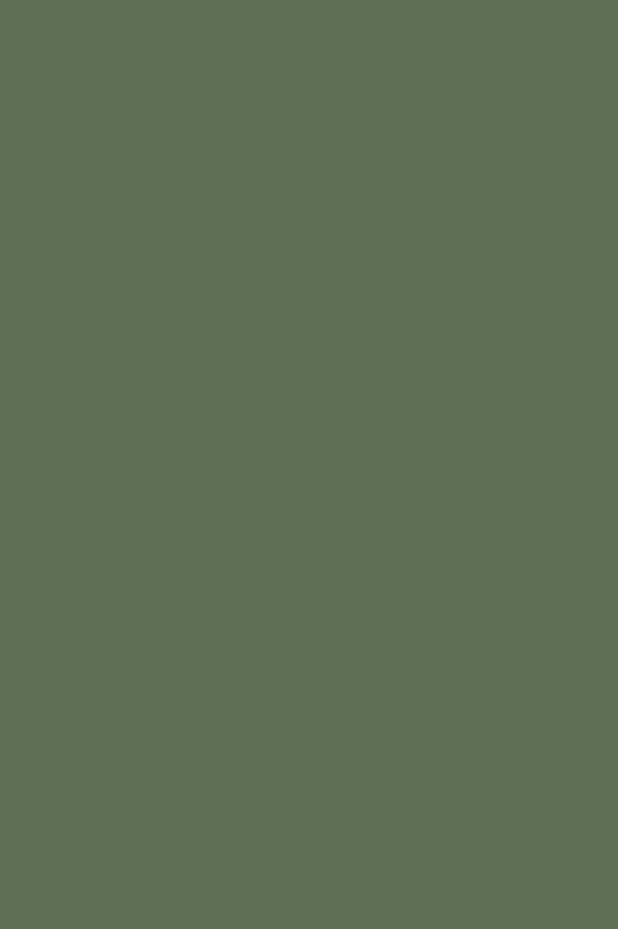
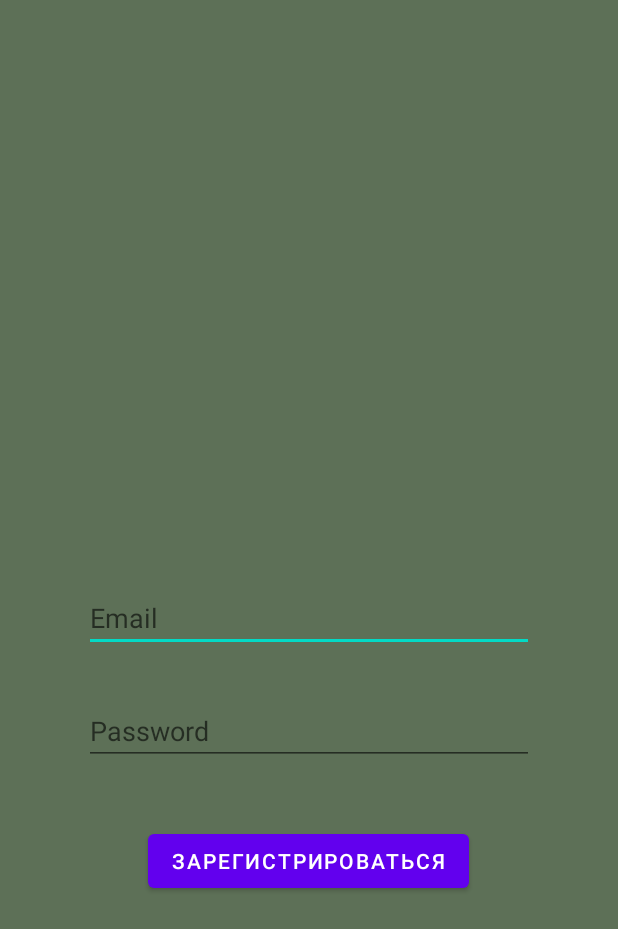
Before and after one commit to lidocaineoff/tp4, an Android app: the Registracia_3 screen opened directly, with no data from a screen before it, on a phone screen of 412 x 824 dp. Before the commit the part shown is empty. Shown: the top 929 px of the screen. Run offline under Robolectric (Android 15) with nearby library versions, the light colour scheme and no system bars; our stand-ins replace Firebase (no records; nobody signed in at launch, a user with empty details on screens opened directly).

Commit message:
registration &   authorization

```diff
--- a/app/src/main/java/com/example/timelime/MainActivity.java
+++ b/app/src/main/java/com/example/timelime/MainActivity.java
@@ -20,7 +20,7 @@ public class MainActivity extends AppCompatActivity {
         new Handler().postDelayed(new Runnable() {
             @Override
             public void run() {
-                Intent i = new Intent(MainActivity.this, Home_4.class);
+                Intent i = new Intent(MainActivity.this, Avtorizacia_2 .class);
                 startActivity(i);
                 finish();
             }
--- a/app/src/main/java/com/example/timelime/Registracia_3.java
+++ b/app/src/main/java/com/example/timelime/Registracia_3.java
@@ -1,14 +1,55 @@
 package com.example.timelime;
 
+import androidx.annotation.NonNull;
 import androidx.appcompat.app.AppCompatActivity;
 
+import android.content.Intent;
 import android.os.Bundle;
+import android.view.View;
+import android.widget.Button;
+import android.widget.EditText;
+import android.widget.Toast;
+
+import com.google.android.gms.tasks.OnCompleteListener;
+import com.google.android.gms.tasks.Task;
+import com.google.firebase.auth.AuthResult;
+import com.google.firebase.auth.FirebaseAuth;
 
 public class Registracia_3 extends AppCompatActivity {
+    private EditText email_registr;
+    private EditText password_registr;
+    private Button btn_registr;
+    private FirebaseAuth mAuth;
 
     @Override
     protected void onCreate(Bundle savedInstanceState) {
         super.onCreate(savedInstanceState);
         setContentView(R.layout.activity_registracia3);
+        mAuth=FirebaseAuth.getInstance();
+        email_registr=findViewById(R.id.email_registr);
+        password_registr =findViewById(R.id.password_registr);
+        btn_registr=findViewById(R.id.btn_registr);
+
+
+        btn_registr.setOnClickListener(new View.OnClickListener() {
+            @Override
+            public void onClick(View view) {
+                if (email_registr.getText().toString().isEmpty() || password_registr.getText().toString().isEmpty()){
+                    Toast.makeText(Registracia_3.this, "Заполните все пустые поля", Toast.LENGTH_SHORT).show();
+                }else {
+                    mAuth.createUserWithEmailAndPassword(email_registr.getText().toString(),password_registr.getText().toString()).addOnCompleteListener(new OnCompleteListener<AuthResult>() {
+                        @Override
+                        public void onComplete(@NonNull Task<AuthResult> task) {
+                            if(task.isSuccessful()){
+                                Intent intent= new Intent(Registracia_3.this, MainActivity.class);
+                                startActivity(intent);
+                            }else {
+                                Toast.makeText(Registracia_3.this, "Ошибка", Toast.LENGTH_SHORT).show();
+                            }
+                        }
+                    });
+                }
+            }
+        });
     }
 }
--- /dev/null
+++ b/app/src/main/res/drawable/backtimer1.xml
@@ -0,0 +1,4 @@
+<?xml version="1.0" encoding="utf-8"?>
+<selector xmlns:android="http://schemas.android.com/apk/res/android">
+
+</selector>
--- a/app/src/main/res/layout/activity_registracia3.xml
+++ b/app/src/main/res/layout/activity_registracia3.xml
@@ -1,5 +1,5 @@
 <?xml version="1.0" encoding="utf-8"?>
-<androidx.constraintlayout.widget.ConstraintLayout xmlns:android="http://schemas.android.com/apk/res/android"
+<RelativeLayout xmlns:android="http://schemas.android.com/apk/res/android"
     xmlns:app="http://schemas.android.com/apk/res-auto"
     xmlns:tools="http://schemas.android.com/tools"
     android:layout_width="match_parent"
@@ -7,4 +7,35 @@
     android:background="@color/background"
     tools:context=".Registracia_3">
 
-</androidx.constraintlayout.widget.ConstraintLayout>
+    <EditText
+        android:layout_width="300dp"
+        android:layout_height="wrap_content"
+        android:hint="Email"
+        android:layout_centerInParent="true"
+        android:id="@+id/email_registr"
+        />
+
+
+    <EditText
+        android:layout_width="300dp"
+        android:layout_height="wrap_content"
+        android:inputType="textPassword"
+        android:hint="Password"
+        android:layout_centerHorizontal="true"
+        android:id="@+id/password_registr"
+        android:layout_below="@id/email_registr"
+        android:layout_marginTop="30dp"
+        />
+
+
+    <Button
+        android:layout_width="wrap_content"
+        android:layout_height="wrap_content"
+        android:text="Зарегистрироваться"
+        android:layout_below="@id/password_registr"
+        android:layout_centerHorizontal="true"
+        android:layout_marginTop="40dp"
+        android:id="@+id/btn_registr"
+        />
+
+</RelativeLayout>
```
Also changed, not shown: app/build.gradle (+7 -0 lines), app/src/main/java/com/example/timelime/Avtorizacia_2.java (+50 -0 lines), app/src/main/res/layout/activity_avtorizacia2.xml (+44 -2 lines), app/src/main/res/layout/activity_timer6.xml (+1 -8 lines), build.gradle (+14 -0 lines), 1 other file.
